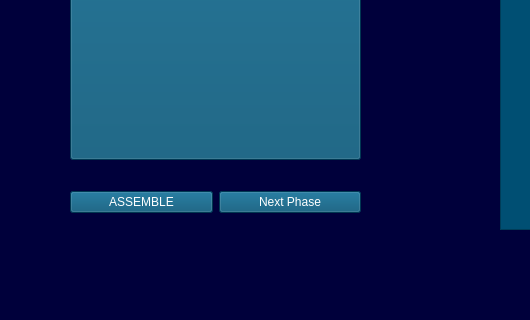
Before: the Qt Designer form lc3.ui in sana144/lc3-project, drawn with Qt 5; both pictures show x 0 to 530 and y 381 to 701 of the 1176 by 701 pixel window.
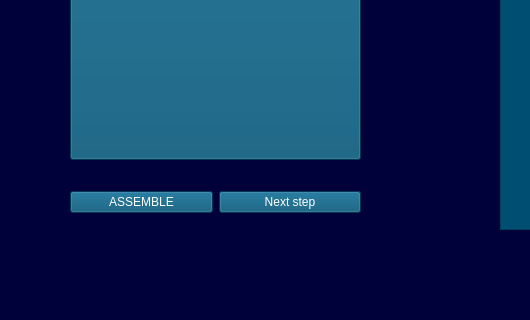
After: the same form once the commit is applied.

```diff
--- a/lc3.ui
+++ b/lc3.ui
@@ -106,7 +106,7 @@
 color: rgb(255, 255, 255);</string>
        </property>
        <property name="text">
-        <string>Next Phase</string>
+        <string>Next step</string>
        </property>
       </widget>
      </item>
```
